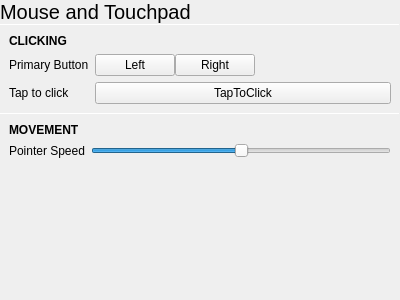
The window that statuscenter/CoreSettings/Input/mousepane.ui (vicr123/theshell) describes before a commit, drawn with Qt 5.
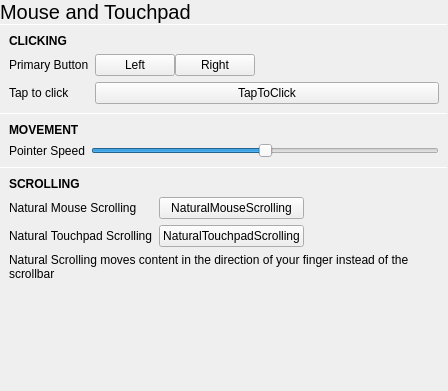
The same window after the commit. Custom widgets are drawn as their Qt base class.

Commit message: Add natural scrolling option

```diff
--- a/statuscenter/CoreSettings/Input/mousepane.ui
+++ b/statuscenter/CoreSettings/Input/mousepane.ui
@@ -6,8 +6,8 @@
    <rect>
     <x>0</x>
     <y>0</y>
-    <width>400</width>
-    <height>300</height>
+    <width>448</width>
+    <height>391</height>
    </rect>
   </property>
   <property name="windowTitle">
@@ -70,8 +70,8 @@
        <rect>
         <x>0</x>
         <y>0</y>
-        <width>400</width>
-        <height>257</height>
+        <width>448</width>
+        <height>348</height>
        </rect>
       </property>
       <layout class="QVBoxLayout" name="verticalLayout_2">
@@ -268,6 +268,102 @@
          </item>
         </layout>
        </item>
+       <item>
+        <widget class="Line" name="line_3">
+         <property name="maximumSize">
+          <size>
+           <width>16777215</width>
+           <height>1</height>
+          </size>
+         </property>
+         <property name="orientation">
+          <enum>Qt::Horizontal</enum>
+         </property>
+        </widget>
+       </item>
+       <item>
+        <layout class="QGridLayout" name="gridLayout_3">
+         <property name="leftMargin">
+          <number>9</number>
+         </property>
+         <property name="topMargin">
+          <number>9</number>
+         </property>
+         <property name="rightMargin">
+          <number>9</number>
+         </property>
+         <property name="bottomMargin">
+          <number>9</number>
+         </property>
+         <property name="spacing">
+          <number>6</number>
+         </property>
+         <item row="1" column="0">
+          <widget class="QLabel" name="label_8">
+           <property name="text">
+            <string>Natural Mouse Scrolling</string>
+           </property>
+          </widget>
+         </item>
+         <item row="1" column="1">
+          <widget class="tSwitch" name="naturalMouseScrolling">
+           <property name="text">
+            <string notr="true">NaturalMouseScrolling</string>
+           </property>
+          </widget>
+         </item>
+         <item row="2" column="0">
+          <widget class="QLabel" name="label_9">
+           <property name="text">
+            <string>Natural Touchpad Scrolling</string>
+           </property>
+          </widget>
+         </item>
+         <item row="2" column="1">
+          <widget class="tSwitch" name="naturalTouchpadScrolling">
+           <property name="text">
+            <string notr="true">NaturalTouchpadScrolling</string>
+           </property>
+          </widget>
+         </item>
+         <item row="1" column="2">
+          <spacer name="horizontalSpacer_2">
+           <property name="orientation">
+            <enum>Qt::Horizontal</enum>
+           </property>
+           <property name="sizeHint" stdset="0">
+            <size>
+             <width>40</width>
+             <height>20</height>
+            </size>
+           </property>
+          </spacer>
+         </item>
+         <item row="0" column="0" colspan="3">
+          <widget class="QLabel" name="label_7">
+           <property name="font">
+            <font>
+             <weight>75</weight>
+             <bold>true</bold>
+            </font>
+           </property>
+           <property name="text">
+            <string>SCROLLING</string>
+           </property>
+          </widget>
+         </item>
+         <item row="3" column="0" colspan="3">
+          <widget class="QLabel" name="label_10">
+           <property name="text">
+            <string>Natural Scrolling moves content in the direction of your finger instead of the scrollbar</string>
+           </property>
+           <property name="wordWrap">
+            <bool>true</bool>
+           </property>
+          </widget>
+         </item>
+        </layout>
+       </item>
        <item>
         <spacer name="verticalSpacer">
          <property name="orientation">
```
The commit also changes 2 other files.
